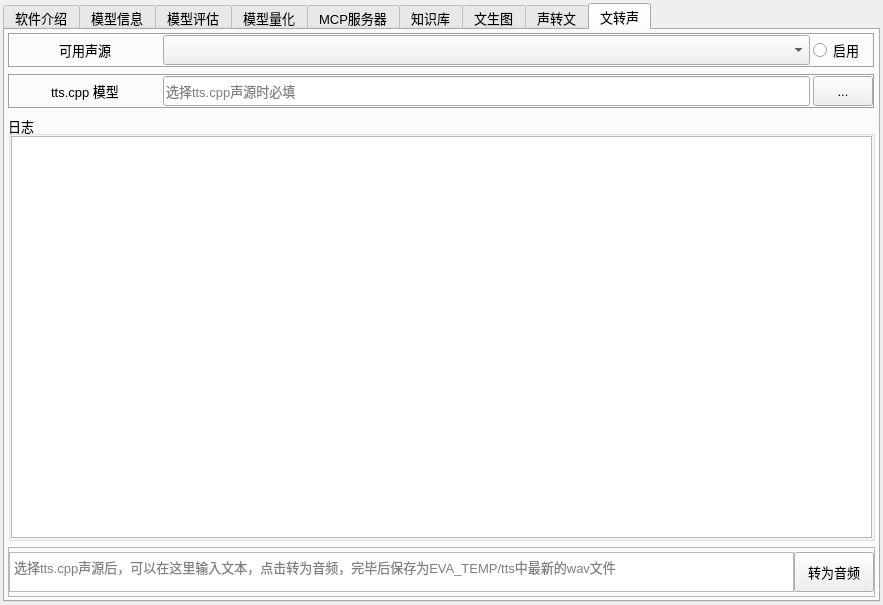
Before: the Qt Designer form src/expend/expend.ui in ylsdamxssjxxdd/eva, drawn with Qt 5.
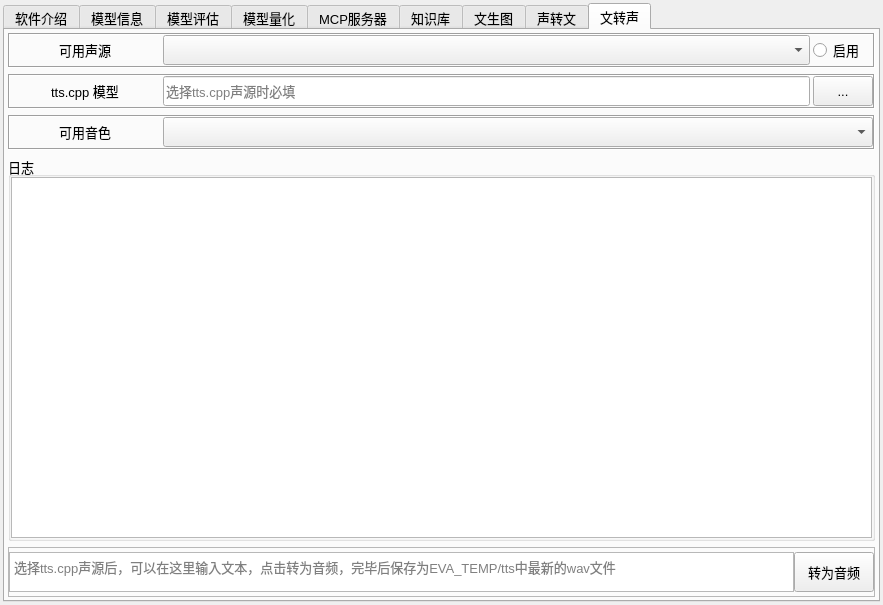
After: the same form once the commit is applied. The open tabs and pages were chosen to show the change. Custom widgets are drawn as their Qt base class.

```diff
--- a/src/expend/expend.ui
+++ b/src/expend/expend.ui
@@ -3276,6 +3276,89 @@
          </layout>
         </widget>
        </item>
+       <item>
+        <widget class="QFrame" name="speech_voice_frame">
+         <property name="minimumSize">
+          <size>
+           <width>0</width>
+           <height>35</height>
+          </size>
+         </property>
+         <property name="maximumSize">
+          <size>
+           <width>16777215</width>
+           <height>35</height>
+          </size>
+         </property>
+         <property name="frameShape">
+          <enum>QFrame::Box</enum>
+         </property>
+         <property name="frameShadow">
+          <enum>QFrame::Sunken</enum>
+         </property>
+         <property name="lineWidth">
+          <number>1</number>
+         </property>
+         <layout class="QHBoxLayout" name="horizontalLayout_42">
+          <property name="spacing">
+           <number>3</number>
+          </property>
+          <property name="leftMargin">
+           <number>0</number>
+          </property>
+          <property name="topMargin">
+           <number>0</number>
+          </property>
+          <property name="rightMargin">
+           <number>0</number>
+          </property>
+          <property name="bottomMargin">
+           <number>0</number>
+          </property>
+          <item>
+           <widget class="QLabel" name="speech_voice_label">
+            <property name="minimumSize">
+             <size>
+              <width>150</width>
+              <height>30</height>
+             </size>
+            </property>
+            <property name="maximumSize">
+             <size>
+              <width>150</width>
+              <height>30</height>
+             </size>
+            </property>
+            <property name="text">
+             <string>可用音色</string>
+            </property>
+            <property name="alignment">
+             <set>Qt::AlignCenter</set>
+            </property>
+           </widget>
+          </item>
+          <item>
+           <widget class="QComboBox" name="speech_voice_comboBox">
+            <property name="enabled">
+             <bool>true</bool>
+            </property>
+            <property name="minimumSize">
+             <size>
+              <width>0</width>
+              <height>30</height>
+             </size>
+            </property>
+            <property name="maximumSize">
+             <size>
+              <width>16777215</width>
+              <height>30</height>
+             </size>
+            </property>
+           </widget>
+          </item>
+         </layout>
+        </widget>
+       </item>
        <item>
         <widget class="QGroupBox" name="speech_log_groupBox">
          <property name="title">
```
